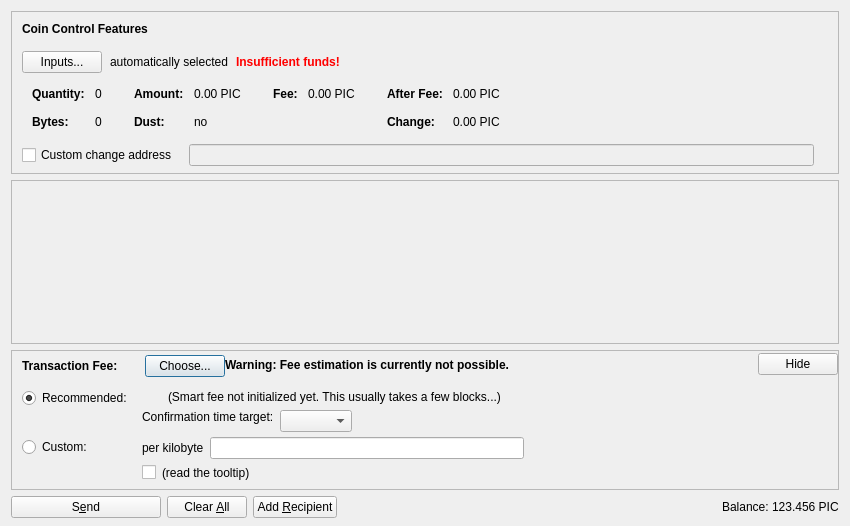
Qt form src/qt/forms/sendcoinsdialog.ui (minblock/ogkushcoin) before a commit.
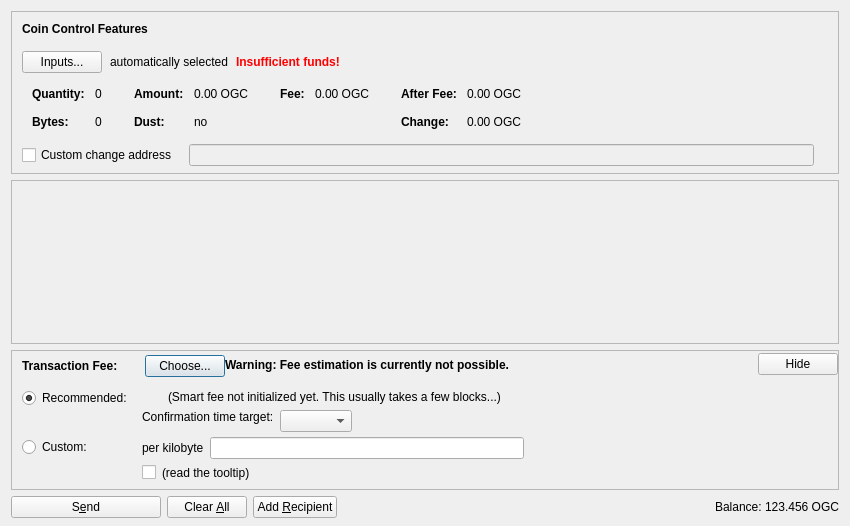
The same form after that commit. Icons and pictures are not drawn. Custom widgets are drawn as their Qt base class.

The edit to the form file:
```diff
--- a/src/qt/forms/sendcoinsdialog.ui
+++ b/src/qt/forms/sendcoinsdialog.ui
@@ -324,7 +324,7 @@
                   <enum>Qt::ActionsContextMenu</enum>
                  </property>
                  <property name="text">
-                  <string notr="true">0.00 PIC</string>
+                  <string notr="true">0.00 OGC</string>
                  </property>
                  <property name="textInteractionFlags">
                   <set>Qt::LinksAccessibleByMouse|Qt::TextSelectableByKeyboard|Qt::TextSelectableByMouse</set>
@@ -404,7 +404,7 @@
                   <enum>Qt::ActionsContextMenu</enum>
                  </property>
                  <property name="text">
-                  <string notr="true">0.00 PIC</string>
+                  <string notr="true">0.00 OGC</string>
                  </property>
                  <property name="textInteractionFlags">
                   <set>Qt::LinksAccessibleByMouse|Qt::TextSelectableByKeyboard|Qt::TextSelectableByMouse</set>
@@ -455,7 +455,7 @@
                   <enum>Qt::ActionsContextMenu</enum>
                  </property>
                  <property name="text">
-                  <string notr="true">0.00 PIC</string>
+                  <string notr="true">0.00 OGC</string>
                  </property>
                  <property name="textInteractionFlags">
                   <set>Qt::LinksAccessibleByMouse|Qt::TextSelectableByKeyboard|Qt::TextSelectableByMouse</set>
@@ -484,7 +484,7 @@
                   <enum>Qt::ActionsContextMenu</enum>
                  </property>
                  <property name="text">
-                  <string notr="true">0.00 PIC</string>
+                  <string notr="true">0.00 OGC</string>
                  </property>
                  <property name="textInteractionFlags">
                   <set>Qt::LinksAccessibleByMouse|Qt::TextSelectableByKeyboard|Qt::TextSelectableByMouse</set>
@@ -1237,7 +1237,7 @@
           <cursorShape>IBeamCursor</cursorShape>
          </property>
          <property name="text">
-          <string notr="true">123.456 PIC</string>
+          <string notr="true">123.456 OGC</string>
          </property>
          <property name="textInteractionFlags">
           <set>Qt::LinksAccessibleByMouse|Qt::TextSelectableByKeyboard|Qt::TextSelectableByMouse</set>
```
Left out of the diff: 8 changed lines with no effect on the pictures.
